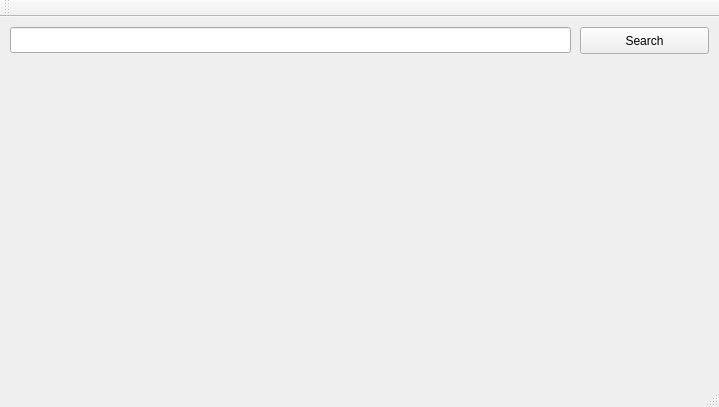
Before: the Qt Designer form mainwindow.ui in rgsilva/furryshark, drawn with Qt 5.
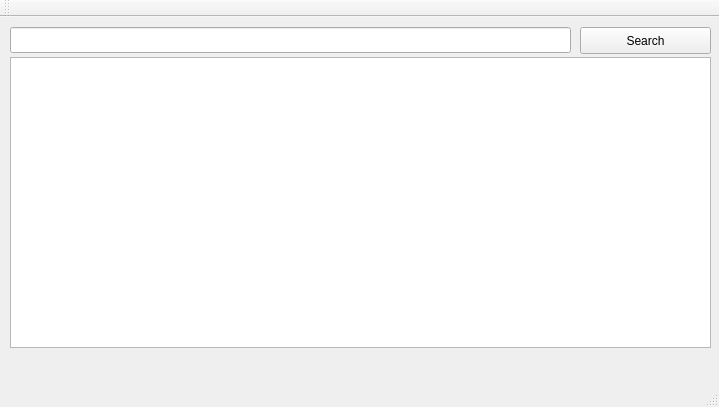
After: the same form once the commit is applied.

Diff of the .ui file:
```diff
--- a/mainwindow.ui
+++ b/mainwindow.ui
@@ -32,7 +32,7 @@
      <rect>
       <x>580</x>
       <y>10</y>
-      <width>129</width>
+      <width>131</width>
       <height>27</height>
      </rect>
     </property>
@@ -40,6 +40,16 @@
      <string>Search</string>
     </property>
    </widget>
+   <widget class="QTableView" name="searchTable">
+    <property name="geometry">
+     <rect>
+      <x>10</x>
+      <y>40</y>
+      <width>701</width>
+      <height>291</height>
+     </rect>
+    </property>
+   </widget>
   </widget>
   <widget class="QMenuBar" name="menuBar">
    <property name="geometry">
```
